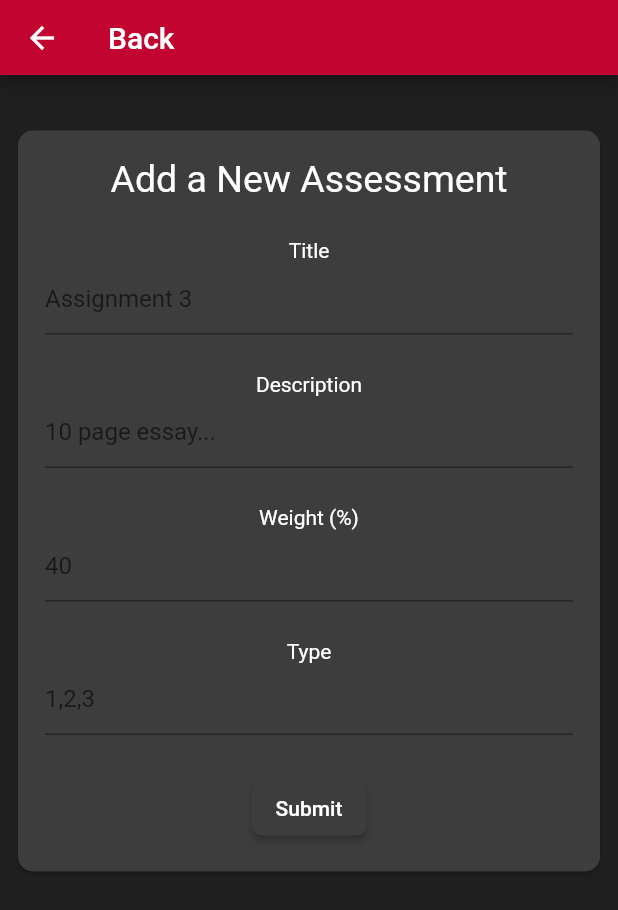
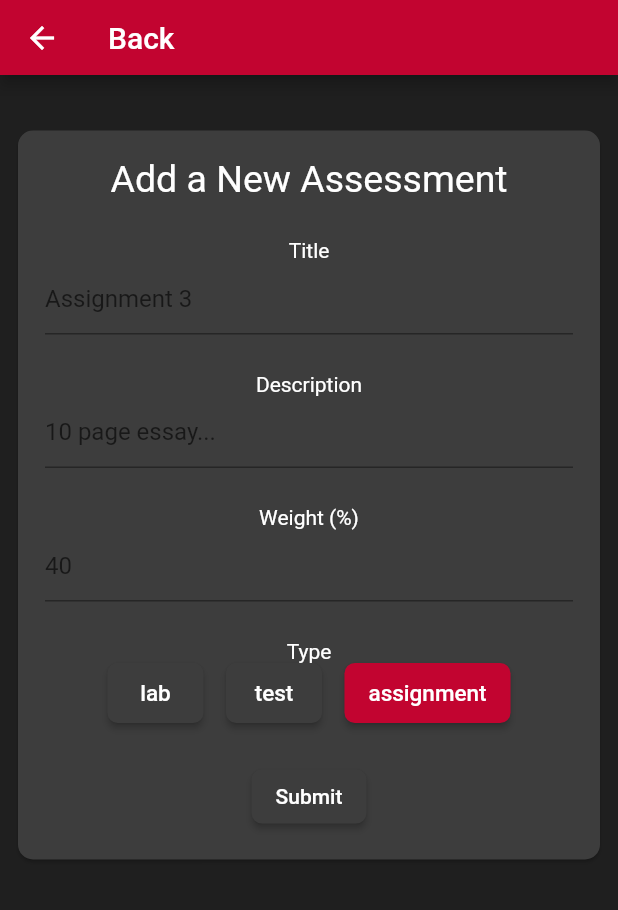
Before and after one commit to Seth-Harlaar/School-Panner, a Flutter app: the NewAssessmentPage screen opened by its route, on a phone screen of 412 x 824 dp. Shown: the top 910 px of the screen. Run offline on Flutter 3.47's test engine with Material 2 defaults, Android fonts, the phone set to English and light mode, and no system bars; our stand-ins replace isar, table_calendar; accounts and stored records are empty; generated files the repository leaves out were written again.

Commit message:
added type selection buttons

```diff
--- a/lib/pages/new_assessment_page.dart
+++ b/lib/pages/new_assessment_page.dart
@@ -1,7 +1,7 @@
 import 'package:flutter/material.dart';
 import 'package:school_planner/widgets/app_bar.dart';
 import 'package:school_planner/widgets/assets/assets.dart';
-import 'package:school_planner/widgets/new_assessment_form.dart';
+import 'package:school_planner/widgets/new_assessment_page_widgets/new_assessment_page_form.dart';
 
 
 class NewAssessmentPage extends StatelessWidget {
@@ -36,7 +36,7 @@ class NewAssessmentPage extends StatelessWidget {
                         const SizedBox(height: 25),
                         NewAssessmentForm(courseId: courseId),
                       ],
-                  )
+                    ),
                 )
               ),
             )
--- a/lib/pages/view_assessment_page.dart
+++ b/lib/pages/view_assessment_page.dart
@@ -19,6 +19,8 @@ class ViewAssessmentPage extends StatelessWidget {
       body: Column(
         children: [
           ViewAssessmnetPageHeader(assessmentTitle: pageAssess.title, assessmentDescription: pageAssess.description),
+
+          ViewAssessmentPageProgressSection(weight: pageAssess.weight),
         ],
       )
     );
--- a/lib/widgets/new_assessment_form.dart
+++ /dev/null
@@ -1,100 +0,0 @@
-import 'package:flutter/material.dart';
-import 'package:school_planner/form_handler.dart';
-import 'package:school_planner/models/assessment.dart';
-import 'package:school_planner/widgets/assets/assets.dart';
-
-class NewAssessmentForm extends StatefulWidget {
-  const NewAssessmentForm({super.key, required this.courseId});
-
-  final int courseId;
-
-  @override
-  State<NewAssessmentForm> createState() => _NewAssessmentFormState();
-}
-
-class _NewAssessmentFormState extends State<NewAssessmentForm> {
-  final _formKey = GlobalKey<FormState>();
-
-  @override
-  Widget build(BuildContext context) {
-    final courseForm = FormHandler(formInput: {});
-
-    AssessmentType? _assessType = AssessmentType.lab;
-    AsessmentStatus? _assessStatus = AsessmentStatus.needStart;
-
-    return Form(
-      key: _formKey,
-      child: Column(
-        children: [
-          const Text('Title'),
-          TextFormField(
-            decoration: const InputDecoration(
-              hintText: 'Assignment 3',
-            ),
-            validator: FormHandler.validateTextInput,
-            onSaved:(newValue){
-              if(newValue != null ){
-                courseForm.formInput['title'] = newValue;
-              }
-            },
-          ),
-
-          const SizedBox(height: 25),
-
-          const Text('Description'),
-          TextFormField(
-            decoration: const InputDecoration(
-              hintText: '10 page essay...',
-            ),
-            validator: FormHandler.validateTextInput,
-            onSaved:(newValue){
-              if(newValue != null ){
-                courseForm.formInput['description'] = newValue;
-              }
-            },
-          ),
-
-          const SizedBox(height: 25),
-          const Text('Weight (%)'),
-          TextFormField(
-            decoration: const InputDecoration(
-              hintText: '40',
-            ),
-            validator: FormHandler.validateIntegerInput,
-            onSaved:(newValue){
-              if(newValue != null ){
-                courseForm.formInput['weight'] = newValue;
-              }
-            },
-          ),
-
-          const SizedBox(height: 25),
-          const Text('Type'),
-          TextFormField(
-            decoration: const InputDecoration(
-              hintText: '1,2,3',
-            ),
-            validator: FormHandler.validateIntegerInput,
-            onSaved:(newValue){
-              if(newValue != null ){
-                courseForm.formInput['type'] = newValue;
-              }
-            },
-          ),
-
-
-          const SizedBox(height: 25),
-          ElevatedButton(
-            onPressed: (){
-              courseForm.submitAssessment(formKey: _formKey, courseId: widget.courseId);
-
-              Navigator.of(context).pop(context);
-            },
-            child: const Text('Submit'),
-          ),
-
-        ],
-      )
-    );
-  }
-}
--- /dev/null
+++ b/lib/widgets/new_assessment_page_widgets/new_assessment_page_form.dart
@@ -0,0 +1,91 @@
+import 'package:flutter/material.dart';
+import 'package:school_planner/form_handler.dart';
+import 'package:school_planner/models/assessment.dart';
+import 'package:school_planner/widgets/new_assessment_page_widgets/new_assessment_page_widgets.dart';
+
+class NewAssessmentForm extends StatefulWidget {
+  const NewAssessmentForm({super.key, required this.courseId});
+
+  final int courseId;
+
+  @override
+  State<NewAssessmentForm> createState() => _NewAssessmentFormState();
+}
+
+class _NewAssessmentFormState extends State<NewAssessmentForm> {
+  final _formKey = GlobalKey<FormState>();
+
+  @override
+  Widget build(BuildContext context) {
+    final courseForm = FormHandler(formInput: {});
+
+    AssessmentType? _assessType = AssessmentType.lab;
+    AsessmentStatus? _assessStatus = AsessmentStatus.needStart;
+
+    return Form(
+      key: _formKey,
+      child: Column(
+          mainAxisSize: MainAxisSize.min,
+          children: [
+            const Text('Title'),
+            TextFormField(
+              decoration: const InputDecoration(
+                hintText: 'Assignment 3',
+              ),
+              validator: FormHandler.validateTextInput,
+              onSaved:(newValue){
+                if(newValue != null ){
+                  courseForm.formInput['title'] = newValue;
+                }
+              },
+            ),
+
+            const SizedBox(height: 25),
+
+            const Text('Description'),
+            TextFormField(
+              decoration: const InputDecoration(
+                hintText: '10 page essay...',
+              ),
+              validator: FormHandler.validateTextInput,
+              onSaved:(newValue){
+                if(newValue != null ){
+                  courseForm.formInput['description'] = newValue;
+                }
+              },
+            ),
+
+            const SizedBox(height: 25),
+            const Text('Weight (%)'),
+            TextFormField(
+              decoration: const InputDecoration(
+                hintText: '40',
+              ),
+              validator: FormHandler.validateIntegerInput,
+              onSaved:(newValue){
+                if(newValue != null ){
+                  courseForm.formInput['weight'] = newValue;
+                }
+              },
+            ),
+
+
+            const SizedBox(height: 25),
+            const Text('Type'),
+            NewAssessmentPageTypeSelector(formHandler: courseForm),
+
+
+            const SizedBox(height: 25),
+            ElevatedButton(
+              onPressed: (){
+                courseForm.submitAssessment(formKey: _formKey, courseId: widget.courseId);
+
+                Navigator.of(context).pop(context);
+              },
+              child: const Text('Submit'),
+            ),
+          ],
+        ),
+    );
+  }
+}
--- /dev/null
+++ b/lib/widgets/new_assessment_page_widgets/new_assessment_page_type_selector.dart
@@ -0,0 +1,98 @@
+import 'package:flutter/material.dart';
+import 'package:school_planner/form_handler.dart';
+import 'package:school_planner/models/assessment.dart';
+
+
+
+class NewAssessmentPageTypeSelector extends StatefulWidget {
+  const NewAssessmentPageTypeSelector({super.key, required this.formHandler});
+
+  final FormHandler formHandler;
+
+  @override
+  State<NewAssessmentPageTypeSelector> createState() => _NewAssessmentPageTypeSelectorState();
+}
+
+class _NewAssessmentPageTypeSelectorState extends State<NewAssessmentPageTypeSelector> {
+
+  AssessmentType selectedAssessType = AssessmentType.assignment;
+
+  @override
+  void initState(){
+    super.initState();
+    widget.formHandler.formInput['type'] = selectedAssessType;
+  }
+
+  Widget _buttonListBuilder(BuildContext context, int index){
+
+    if(index == selectedAssessType.index ){
+      return _buttonBuilder(true, index);
+    } else {
+      return _buttonBuilder(false, index);
+    }
+  }
+
+  Widget _buttonBuilder(bool highlight, int index){
+
+    // a selected button
+    if(highlight){
+      return ElevatedButton(
+        onPressed: (){
+        },
+        style: ElevatedButton.styleFrom(
+          backgroundColor: const Color(0xFFC20430),
+          shape: RoundedRectangleBorder(
+            borderRadius: BorderRadius.circular(7)
+          )
+        ),
+        child: Padding(
+          padding: const EdgeInsets.all(0),
+          child:  Text(
+            AssessmentType.values[index].name,
+            style: const TextStyle( fontSize: 15 ),
+          ),
+        ),
+      );
+
+    // an unselected button
+    } else {
+      return ElevatedButton(
+        onPressed: (){
+          setState(() {
+            selectedAssessType = AssessmentType.values[index];
+            widget.formHandler.formInput['type'] = selectedAssessType;
+          });
+        },
+        style: ElevatedButton.styleFrom(
+          backgroundColor: const Color(0xFF3D3D3D),
+          shape: RoundedRectangleBorder(
+            borderRadius: BorderRadius.circular(7)
+          )
+        ),
+        child: Padding(
+          padding: const EdgeInsets.all(0),
+          child:  Text(
+            AssessmentType.values[index].name,
+            style: const TextStyle( fontSize: 15 ),
+          ),
+        ),
+      );
+    }
+
+  }
+
+
+  @override
+  Widget build(BuildContext context) {
+    return Container(
+      height: 40,
+      child: ListView.separated(
+        separatorBuilder: (context, index) => const SizedBox(width: 15),
+        shrinkWrap: true,
+        scrollDirection: Axis.horizontal,
+        itemCount: 3,
+        itemBuilder: _buttonListBuilder
+      ),
+    );
+  }
+}
--- /dev/null
+++ b/lib/widgets/new_assessment_page_widgets/new_assessment_page_widgets.dart
@@ -0,0 +1,2 @@
+export 'new_assessment_page_form.dart';
+export 'new_assessment_page_type_selector.dart';
--- a/lib/widgets/view_assessment_page_widgets/view_assessment_page_header.dart
+++ b/lib/widgets/view_assessment_page_widgets/view_assessment_page_header.dart
@@ -21,7 +21,7 @@ class ViewAssessmnetPageHeader extends StatelessWidget {
           padding: const EdgeInsets.all(10.0),
 
           child: Container(
-            constraints: const BoxConstraints(minHeight: 200),
+            constraints: const BoxConstraints(minHeight: 150),
             child: Row(
               // mainAxisAlignment: MainAxisAlignment.spaceBetween,
               // mainAxisSize: MainAxisSize.min,
--- a/lib/widgets/view_assessment_page_widgets/view_assessment_page_widgets.dart
+++ b/lib/widgets/view_assessment_page_widgets/view_assessment_page_widgets.dart
@@ -1 +1,2 @@
 export 'view_assessment_page_header.dart';
+export 'view_assessment_page_progress_section.dart';
--- a/lib/widgets/view_course_page_widgets/view_course_page_assess_summary.dart
+++ b/lib/widgets/view_course_page_widgets/view_course_page_assess_summary.dart
@@ -1,7 +1,7 @@
 import 'package:flutter/material.dart';
 import 'package:school_planner/pages/new_assessment_page.dart';
 import 'package:school_planner/widgets/assets/assets.dart';
-import 'package:school_planner/widgets/new_assessment_form.dart';
+import 'package:school_planner/widgets/new_assessment_page_widgets/new_assessment_page_form.dart';
 
 class ViewCoursePageAssessSummary extends StatelessWidget {
   const ViewCoursePageAssessSummary({super.key, required this.ungradedAssessmentCount, required this.gradedAssessmentCount, required this.courseId});
```
Also changed, not shown: lib/widgets/view_assessment_page_widgets/view_assessment_page_progress_section.dart (added, +81 -0 lines). Lines whose indentation alone changed are shown as unchanged.
